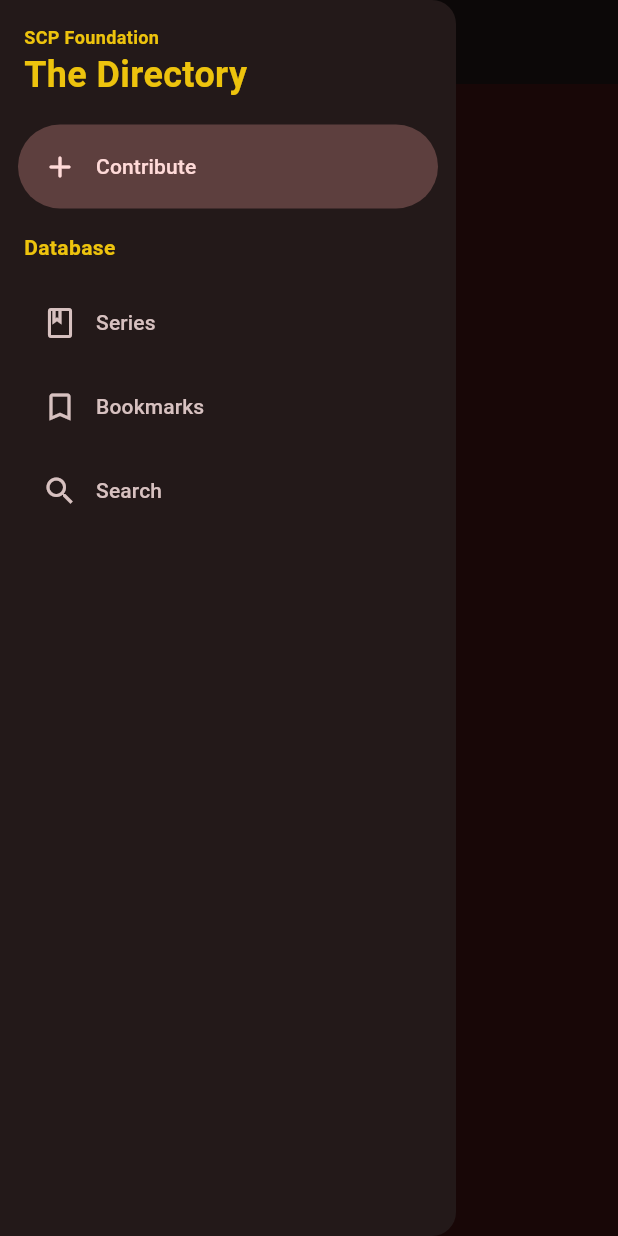
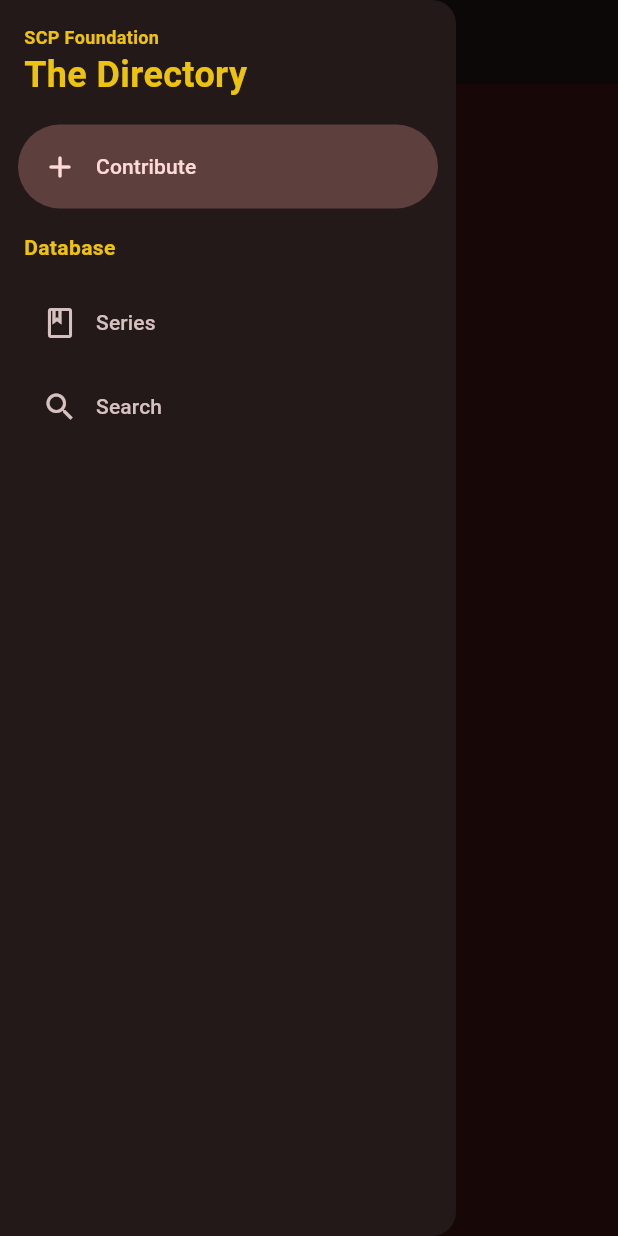
Before and after one commit to glitchcodes/crud-app-flutter, a Flutter app: the DirectoryScreen screen opened directly with empty values, with the side drawer open, on a phone screen of 412 x 824 dp. Run offline on Flutter 3.47's test engine with Material 3 defaults, Android fonts, the phone set to English and light mode, and no system bars; our stand-ins replace cloud_firestore, firebase_auth, firebase_core, flutter_bloc, flutter_dotenv, go_router and 2 more; missing offline and left inert: cloudflare_r2, fleather; accounts and stored records are empty; Roboto replaces fonts that are missing (Grenze Gotisch).

Commit message:
regression: remove bookmarks from drawer

```diff
--- a/lib/ui/drawer/directory_drawer.dart
+++ b/lib/ui/drawer/directory_drawer.dart
@@ -15,8 +15,7 @@
   static const Map<String, int> routeToIndex = {
     '/directory/contribute': 0,
     '/directory': 1,
-    '/directory/bookmarks': 2,
-    '/directory/search': 3,
+    '/directory/search': 2,
   };
 
   static int getSelectedIndex(String route) {
@@ -74,11 +73,6 @@
               label: Text('Series')
           ),
           NavigationDrawerDestination(
-              icon: Icon(Icons.bookmark_outline),
-              selectedIcon: Icon(Icons.bookmark_rounded),
-              label: Text('Bookmarks')
-          ),
-          NavigationDrawerDestination(
               icon: Icon(Icons.search_outlined),
               selectedIcon: Icon(Icons.search_rounded),
               label: Text('Search')
--- a/lib/ui/screens/directory_screen.dart
+++ b/lib/ui/screens/directory_screen.dart
@@ -51,8 +51,7 @@
     (switch (index) {
       0 => context.go('/directory/contribute'),
       1 => context.go('/directory'),
-      2 => context.go('/directory/bookmarks'),
-      3 => context.go('/directory/search'),
+      2 => context.go('/directory/search'),
       _ => context.go('/directory'),
     });
   }
```
